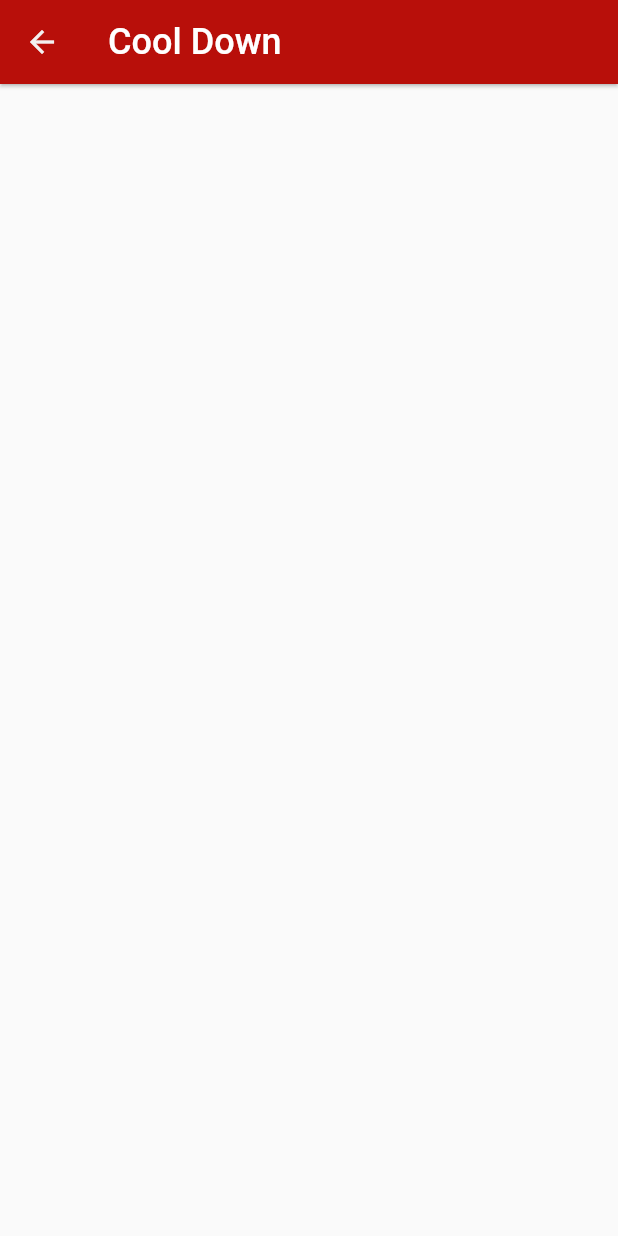
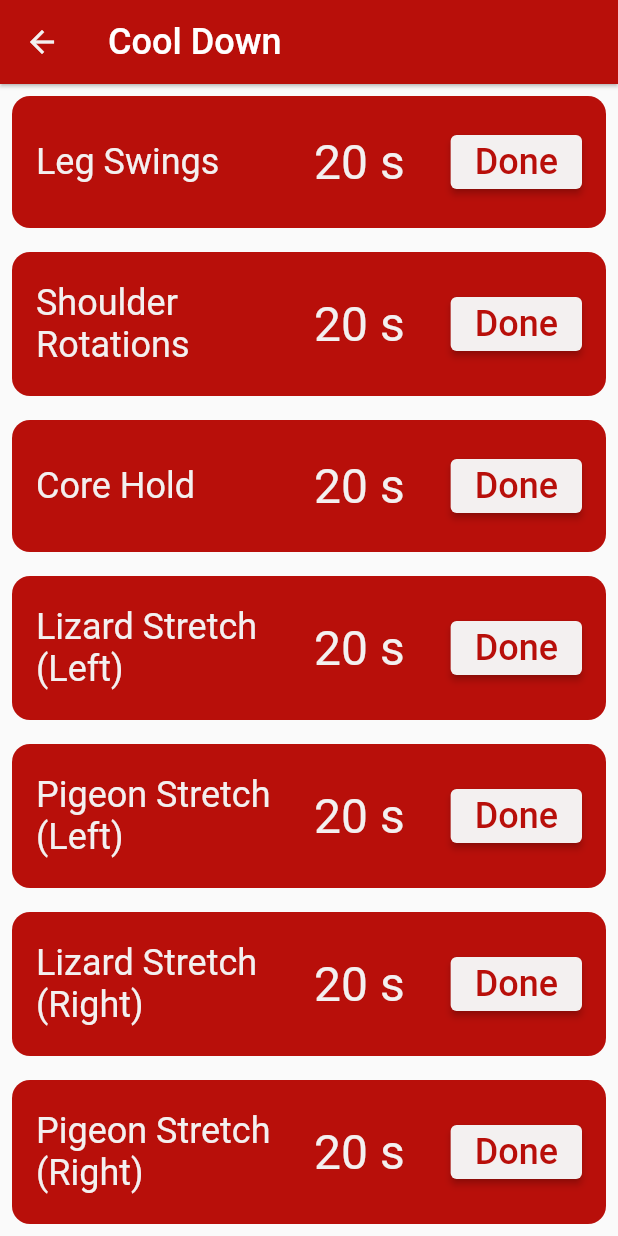
Before and after one commit to yulonglim/Calory, a Flutter app: the CoolDownPage screen opened directly, on a phone screen of 412 x 824 dp. Run offline on Flutter 3.47's test engine with Material 2 defaults, Android fonts, the light colour scheme and no system bars.

Commit message:
Updated exercise_card.dart and added long name test to data

```diff
--- /dev/null
+++ b/lib/AppData/cool_down_data.dart
@@ -0,0 +1,17 @@
+import 'package:flutter_app/elements/exercise_card.dart';
+
+//cool downs are most likely going to be same throughout
+
+final List<ExerciseItem> coolDownData = [
+  ExerciseItem('Leg Swings', 20, true),
+  ExerciseItem('Shoulder Rotations', 20, true),
+  ExerciseItem('Core Hold', 20, true),
+  ExerciseItem('Lizard Stretch (Left)', 20, true),
+  ExerciseItem('Pigeon Stretch (Left)', 20, true),
+  ExerciseItem('Lizard Stretch (Right)', 20, true),
+  ExerciseItem('Pigeon Stretch (Right)', 20, true),
+  ExerciseItem('Squat to walkout', 20, true),
+  ExerciseItem('Superman hold', 20, true),
+  ExerciseItem('Long Name Test Long Name Test Long Name Test Long Name Test', 20, true),
+  ExerciseItem('Looooooooonnnnnnggggggg name test 2', 20, true),
+];
--- /dev/null
+++ b/lib/AppData/warm_up_data.dart
@@ -0,0 +1,17 @@
+import 'package:flutter_app/elements/exercise_card.dart';
+
+//warm ups are most likely going to be same throughout
+
+final List<ExerciseItem> warmUpData = [
+  ExerciseItem('Leg Swings', 20, true),
+  ExerciseItem('Shoulder Rotations', 20, true),
+  ExerciseItem('Core Hold', 20, true),
+  ExerciseItem('Lizard Stretch (Left)', 20, true),
+  ExerciseItem('Pigeon Stretch (Left)', 20, true),
+  ExerciseItem('Lizard Stretch (Right)', 20, true),
+  ExerciseItem('Pigeon Stretch (Right)', 20, true),
+  ExerciseItem('Squat to walkout', 20, true),
+  ExerciseItem('Superman hold', 20, true),
+  ExerciseItem('Long Name Test Long Name Test Long Name Test Long Name Test', 20, true),
+  ExerciseItem('Looooooooonnnnnnggggggg name test 2', 20, true),
+];
--- a/lib/CoolDownPage.dart
+++ b/lib/CoolDownPage.dart
@@ -1,4 +1,6 @@
 import 'package:flutter/material.dart';
+import 'package:flutter_app/AppData/cool_down_data.dart';
+import 'package:flutter_app/elements/exercise_card.dart';
 
 class CoolDownPage extends StatefulWidget {
   @override
@@ -6,6 +8,20 @@ class CoolDownPage extends StatefulWidget {
 }
 
 class _CoolDownPageState extends State<CoolDownPage> {
+  final listKey = GlobalKey<AnimatedListState>();
+  final List<ExerciseItem> items = List.from(coolDownData);
+
+  void removeItem(int index) {
+    final removedItem = items[index];
+    items.removeAt(index);
+    listKey.currentState.removeItem(
+        index,
+            (context, animation) => ExerciseCard(
+          item: removedItem,
+          animation: animation,
+        ));
+  }
+
   @override
   Widget build(BuildContext context) {
     return Scaffold(
@@ -26,6 +42,14 @@ class _CoolDownPageState extends State<CoolDownPage> {
             style: TextStyle(fontSize: 24, fontWeight: FontWeight.w500),
           ),
         ),
-    );
+        body: AnimatedList(
+          key: listKey,
+          initialItemCount: items.length,
+          itemBuilder: (context, index, animation) => ExerciseCard(
+            item: items[index],
+            animation: animation,
+            onClicked: () => removeItem(index),
+          ),
+        ));
   }
 }
--- a/lib/WarmUpPage.dart
+++ b/lib/WarmUpPage.dart
@@ -1,6 +1,6 @@
 import 'package:flutter/material.dart';
+import 'package:flutter_app/AppData/warm_up_data.dart';
 import 'package:flutter_app/elements/exercise_card.dart';
-import 'AppData/example_data.dart';
 
 class WarmUpPage extends StatefulWidget {
   @override
@@ -9,7 +9,7 @@ class WarmUpPage extends StatefulWidget {
 
 class _WarmUpPageState extends State<WarmUpPage> {
   final listKey = GlobalKey<AnimatedListState>();
-  final List<ExerciseItem> items = List.from(exampleData);
+  final List<ExerciseItem> items = List.from(warmUpData);
 
   void removeItem(int index) {
     final removedItem = items[index];
--- a/lib/elements/exercise_card.dart
+++ b/lib/elements/exercise_card.dart
@@ -29,9 +29,11 @@ class ExerciseCard extends StatelessWidget {
             color: Theme.of(context).primaryColor,
           ),
           child: ListTile(
-            horizontalTitleGap: MediaQuery.of(context).size.width * 0.1,
               contentPadding: EdgeInsets.all(16),
-            leading: Container(
+              title: Row(
+                children: [
+                  SizedBox(
+                    width: MediaQuery.of(context).size.width * 0.4,
                     child: Text(
                       item.title,
                       style: TextStyle(
@@ -39,10 +41,16 @@ class ExerciseCard extends StatelessWidget {
                           color: Theme.of(context).secondaryHeaderColor),
                     ),
                   ),
-            title: Text(
+                  SizedBox(
+                    width: MediaQuery.of(context).size.width * 0.05,
+                  ),
+                  Text(
                     item.value.toString() + ' s',
                     style: TextStyle(
-                  fontSize: 32, color: Theme.of(context).secondaryHeaderColor),
+                        fontSize: 32,
+                        color: Theme.of(context).secondaryHeaderColor),
+                  ),
+                ],
               ),
               trailing: ElevatedButton(
                 style: ElevatedButton.styleFrom(
@@ -51,12 +59,10 @@ class ExerciseCard extends StatelessWidget {
                 child: Text(
                   'Done',
                   style: TextStyle(
-                    fontSize: 24,
-                    color: Theme.of(context).primaryColor),
+                      fontSize: 24, color: Theme.of(context).primaryColor),
                 ),
                 onPressed: onClicked,
-            )
-          ),
+              )),
         ),
       );
     } else {
@@ -82,7 +88,8 @@ class ExerciseCard extends StatelessWidget {
               title: Text(
                 'x ' + item.value.toString(),
                 style: TextStyle(
-                  fontSize: 32, color: Theme.of(context).secondaryHeaderColor),
+                    fontSize: 32,
+                    color: Theme.of(context).secondaryHeaderColor),
               ),
               trailing: ElevatedButton(
                 style: ElevatedButton.styleFrom(
@@ -91,12 +98,10 @@ class ExerciseCard extends StatelessWidget {
                 child: Text(
                   'Done',
                   style: TextStyle(
-                    fontSize: 24,
-                    color: Theme.of(context).primaryColor),
+                      fontSize: 24, color: Theme.of(context).primaryColor),
                 ),
                 onPressed: onClicked,
-            )
-          ),
+              )),
         ),
       );
     }
```
Lines whose indentation alone changed are shown as unchanged.
